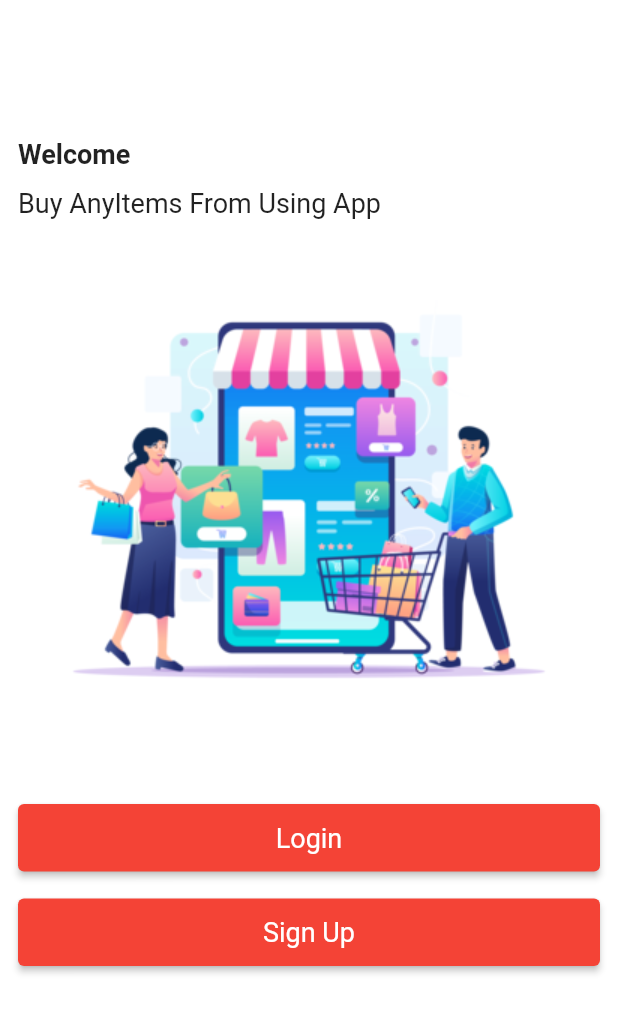
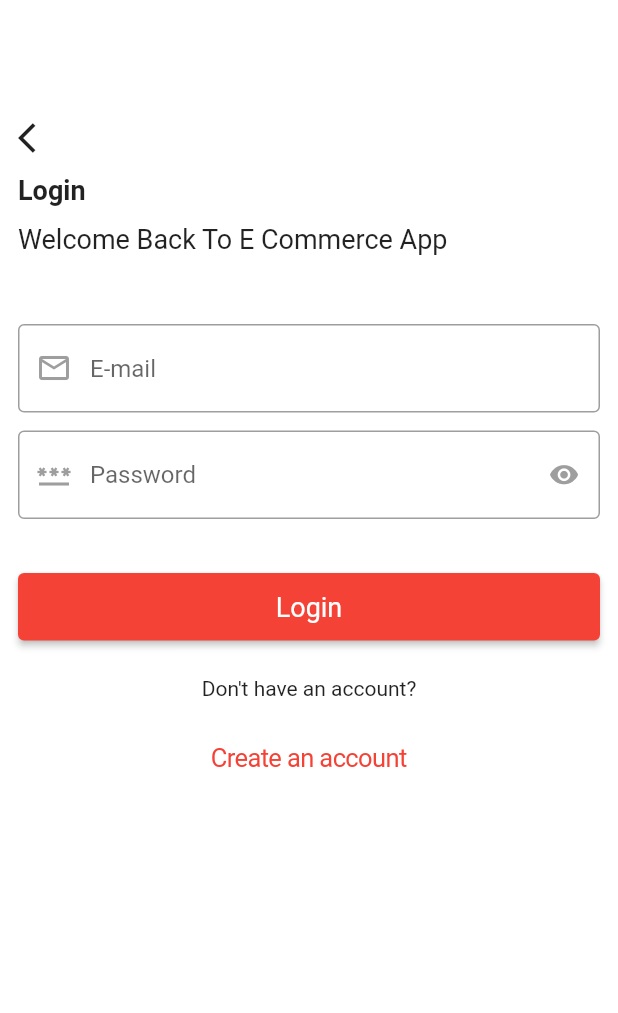
Before and after one commit to MADHAVAN5/Emart, a Flutter app: the screen it shows after launch, after a tap on "Login", on a phone screen of 412 x 824 dp. Shown: the top 1013 px of the screen. Run offline on Flutter 3.47's test engine with Material 2 defaults, Android fonts, the phone set to English and light mode, and no system bars; our stand-ins replace email_validator, fluttertoast.

Commit message:
auth UI Complete

```diff
--- a/lib/constants/constants.dart
+++ b/lib/constants/constants.dart
@@ -1,3 +1,4 @@
+import 'package:email_validator/email_validator.dart';
 import 'package:flutter/material.dart';
 import 'package:fluttertoast/fluttertoast.dart';
 
@@ -107,6 +108,9 @@ bool signUpVaildation(
   } else if (password.isEmpty) {
     showMessage("Password is Empty");
     return false;
+  } else if (!EmailValidator.validate(email)) {
+    showMessage('Email not valid');
+    return false;
   } else {
     return true;
   }
--- a/lib/main.dart
+++ b/lib/main.dart
@@ -1,4 +1,4 @@
-import 'package:emart/auth_ui/welcome.dart';
+import 'package:emart/screens/auth_ui/welcome.dart';
 import 'package:flutter/material.dart';
 
 import 'constants/theme.dart';
@@ -14,18 +14,10 @@ class MyApp extends StatelessWidget {
   @override
   Widget build(BuildContext context) {
     return MaterialApp(
+      debugShowCheckedModeBanner: false,
       title: 'Emart',
       theme: themeData,
       home: const Welcome(),
-      //  home: StreamBuilder(
-      //     stream: FirebaseAuthHelper.instance.getAuthChange,
-      //     builder: (context, snapshot) {
-      //       if (snapshot.hasData) {
-      //         return const CustomBottomBar();
-      //       }
-      //       return const Welcome();
-      //     },
-      //   ),
     );
   }
 }
--- a/lib/auth_ui/signup.dart
+++ b/lib/screens/auth_ui/login.dart
@@ -1,23 +1,23 @@
 import 'package:flutter/cupertino.dart';
 import 'package:flutter/material.dart';
 
-import '../widgets/primary_button/primary_button.dart';
-import '../widgets/top_titles/top_titles.dart';
+import '../../constants/routes.dart';
+import '../../widgets/primary_button/primary_button.dart';
+import '../../widgets/top_titles/top_titles.dart';
+import 'signup.dart';
 
-class SignUp extends StatefulWidget {
-  const SignUp({super.key});
+class Login extends StatefulWidget {
+  const Login({super.key});
 
   @override
-  State<SignUp> createState() => _SignUpState();
+  State<Login> createState() => _LoginState();
 }
 
-class _SignUpState extends State<SignUp> {
+class _LoginState extends State<Login> {
+  TextEditingController email = TextEditingController();
+  TextEditingController password = TextEditingController();
+
   bool isShowPassword = true;
-  TextEditingController password = TextEditingController();
-  TextEditingController email = TextEditingController();
-
-  TextEditingController name = TextEditingController();
-  TextEditingController phone = TextEditingController();
   @override
   Widget build(BuildContext context) {
     return Scaffold(
@@ -28,43 +28,16 @@ class _SignUpState extends State<SignUp> {
             crossAxisAlignment: CrossAxisAlignment.start,
             children: [
               const TopTitles(
-                  subtitle: "Welcome Back To E Commerce App",
-                  title: "Create Account"),
+                  subtitle: "Welcome Back To E Commerce App", title: "Login"),
               const SizedBox(
                 height: 46.0,
               ),
               TextFormField(
-                controller: name,
-                decoration: const InputDecoration(
-                  hintText: "Name",
-                  prefixIcon: Icon(
-                    Icons.person_outline,
-                  ),
-                ),
-              ),
-              const SizedBox(
-                height: 12.0,
-              ),
-              TextFormField(
                 controller: email,
-                keyboardType: TextInputType.emailAddress,
                 decoration: const InputDecoration(
                   hintText: "E-mail",
                   prefixIcon: Icon(
                     Icons.email_outlined,
-                  ),
-                ),
-              ),
-              const SizedBox(
-                height: 12.0,
-              ),
-              TextFormField(
-                controller: phone,
-                keyboardType: TextInputType.phone,
-                decoration: const InputDecoration(
-                  hintText: "Phone",
-                  prefixIcon: Icon(
-                    Icons.phone_outlined,
                   ),
                 ),
               ),
@@ -86,8 +59,10 @@ class _SignUpState extends State<SignUp> {
                         });
                       },
                       padding: EdgeInsets.zero,
-                      child: const Icon(
-                        Icons.visibility,
+                      child: Icon(
+                        isShowPassword
+                            ? Icons.visibility
+                            : Icons.visibility_off,
                         color: Colors.grey,
                       )),
                 ),
@@ -96,23 +71,24 @@ class _SignUpState extends State<SignUp> {
                 height: 36.0,
               ),
               PrimaryButton(
-                title: "Create an account",
+                title: "Login",
                 onPressed: () {},
               ),
               const SizedBox(
                 height: 24.0,
               ),
-              const Center(child: Text("I have already an account?")),
+              const Center(child: Text("Don't have an account?")),
               const SizedBox(
                 height: 12.0,
               ),
               Center(
                 child: CupertinoButton(
                   onPressed: () {
-                    Navigator.of(context).pop();
+                    Routes.instance
+                        .push(widget: const SignUp(), context: context);
                   },
                   child: Text(
-                    "Login",
+                    "Create an account",
                     style: TextStyle(color: Theme.of(context).primaryColor),
                   ),
                 ),
--- a/lib/auth_ui/welcome.dart
+++ b/lib/screens/auth_ui/welcome.dart
@@ -1,8 +1,9 @@
+import 'package:emart/screens/auth_ui/login.dart';
 import 'package:flutter/material.dart';
-import '../constants/asset_images.dart';
-import '../constants/routes.dart';
-import '../widgets/primary_button/primary_button.dart';
-import '../widgets/top_titles/top_titles.dart';
+import '../../constants/asset_images.dart';
+import '../../constants/routes.dart';
+import '../../widgets/primary_button/primary_button.dart';
+import '../../widgets/top_titles/top_titles.dart';
 import 'signup.dart';
 
 class Welcome extends StatelessWidget {
@@ -53,7 +54,9 @@ class Welcome extends StatelessWidget {
             ),
             PrimaryButton(
               title: "Login",
-              onPressed: () {},
+              onPressed: () {
+                Routes.instance.push(widget: const Login(), context: context);
+              },
             ),
             const SizedBox(
               height: 18.0,
--- a/pubspec.yaml
+++ b/pubspec.yaml
@@ -36,6 +36,7 @@ dependencies:
   # Use with the CupertinoIcons class for iOS style icons.
   cupertino_icons: ^1.0.2
   fluttertoast: ^8.2.2
+  email_validator: ^2.1.17
 
 dev_dependencies:
   flutter_test:
```
Also changed, not shown: lib/screens/auth_ui/signup.dart (added, +143 -0 lines), lib/auth_ui/login.dart (deleted), pubspec.lock, 1 other file.
